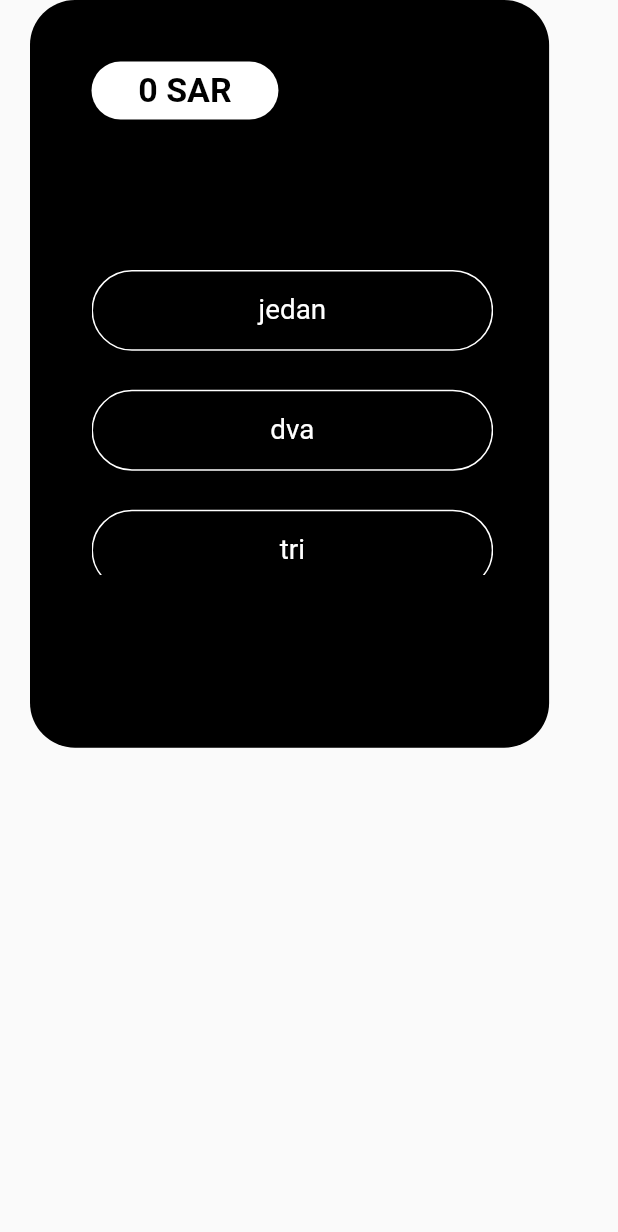
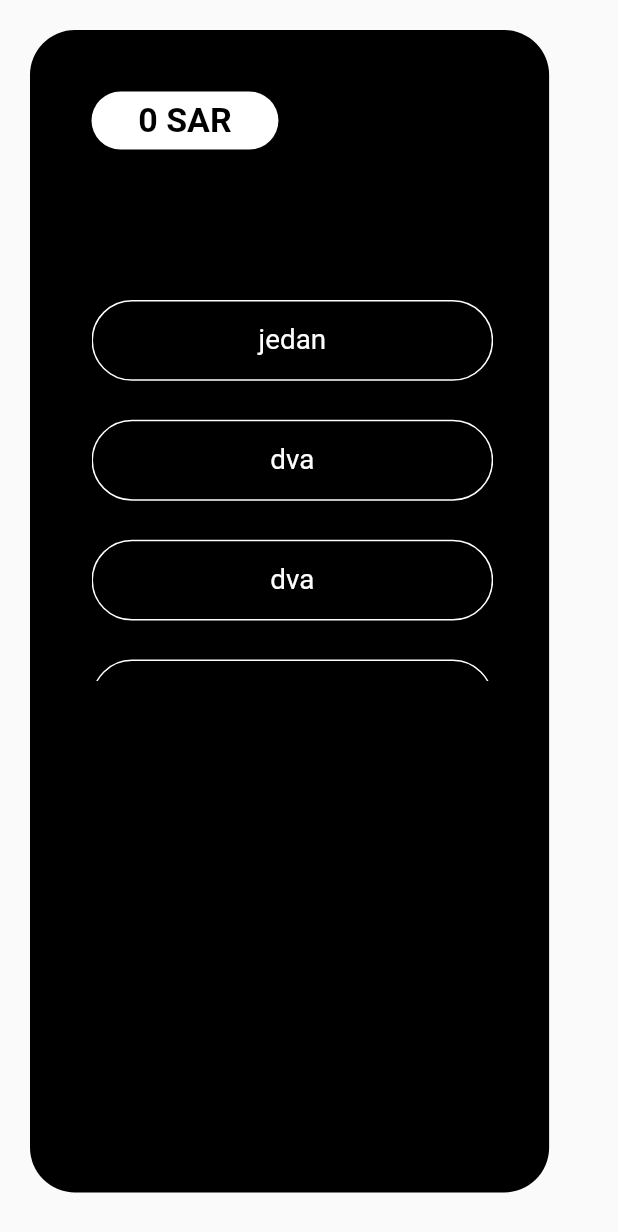
Before and after one commit to SenaCikic/fillproject, a Flutter app: the MyCardMCQ widget shown alone on an empty page, opened directly with empty values, on a phone screen of 412 x 824 dp. Shown: the top 1232 px of the screen. Run offline on Flutter 3.47's test engine with Material 2 defaults, Android fonts, the phone set to English and light mode, and no system bars; our stand-ins replace cloud_firestore, firebase_auth, flutter_screenutil, random_string, shared_preferences, splashscreen; missing offline and left inert: mailer; accounts and stored records are empty; Roboto replaces fonts that are missing (LoewNextArabic).

Commit message:
height fix

```diff
--- a/lib/components/myCardMCQ.dart
+++ b/lib/components/myCardMCQ.dart
@@ -8,7 +8,7 @@ import 'package:flutter_screenutil/flutter_screenutil.dart';
 class MyCardMCQ extends StatelessWidget {
   final String question;
   final int sar;
-  final List<String> choices = ['jedan', 'dva', 'tri'];
+  final List<String> choices = ['jedan', 'dva', 'dva', 'dva', 'dva'];
 
   MyCardMCQ({this.sar, this.question});
 
@@ -16,8 +16,7 @@ class MyCardMCQ extends StatelessWidget {
   Widget build(BuildContext context) {
     return Container(
         width: ScreenUtil.instance.setWidth(336.0),
-        height: ScreenUtil.instance.setHeight(490.0),
-        margin: EdgeInsets.only(bottom: 29.0, right: 15, left: 20),
+        margin: EdgeInsets.only(bottom: 29.0, right: 15, left: 20, top: 20 ),
         decoration: BoxDecoration(
             borderRadius: BorderRadius.all(Radius.circular(30)),
             color: MyColor().black),
@@ -34,7 +33,7 @@ class MyCardMCQ extends StatelessWidget {
               top: 180,
               start: 41,
               child: Container(
-                height: ScreenUtil.instance.setHeight(200.0),
+                height: ScreenUtil.instance.setHeight(250.0),
                 width: ScreenUtil.instance.setWidth(260.0),
                                 child: ListView(
                     children: choices
--- a/lib/dashboard/dashboard.dart
+++ b/lib/dashboard/dashboard.dart
@@ -50,7 +50,7 @@ class _DashboardPageState extends State<DashboardPage> {
               children: <Widget>[
                 Expanded(
                   child: SizedBox(
-                    height: 400,
+                    height: 500,
                     child: FutureBuilder(
                       future: FirebaseCheck().getQuestions(),
                       builder: (BuildContext context, AsyncSnapshot snapshot) {
@@ -66,8 +66,7 @@ class _DashboardPageState extends State<DashboardPage> {
                               //choices = snapi[index].choices;
                               sar = snapi[index].sar;
                               question = snapi[index].title;
-                              print(sar);
-                              print(question);
+                              print('choices');
                               return new MyCardMCQ(
 
                                   sar: sar,
```
